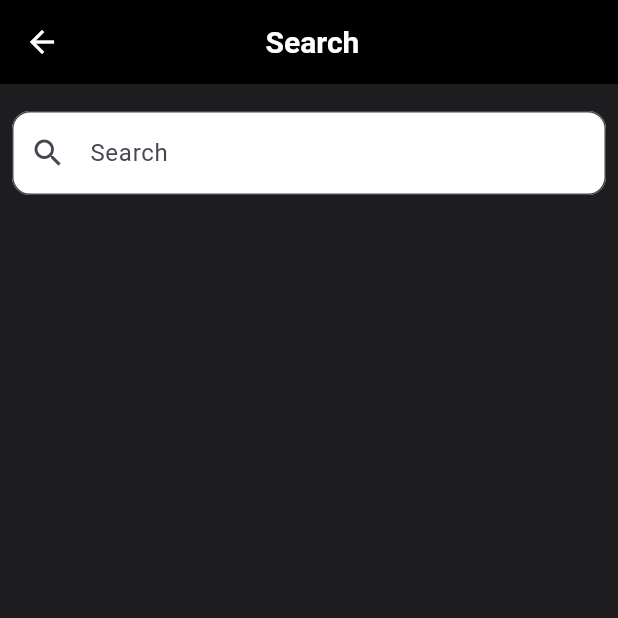
After one commit to Faisal-Erakottil/rent-a-car, a Flutter app: the SearchScreen screen opened directly, on a phone screen of 412 x 824 dp, the top half of it. The commit adds this screen. Run offline on Flutter 3.47's test engine with Material 3 defaults, Android fonts, the phone set to English and light mode, and no system bars; our stand-ins replace gap, hive, hive_flutter, image_picker; accounts and stored records are empty; Roboto replaces fonts that are missing (Ubuntu).

Commit message:
search and web image of car list

```diff
--- a/lib/db_functions/db_functions.dart
+++ b/lib/db_functions/db_functions.dart
@@ -1,4 +1,4 @@
-// ignore_for_file: non_constant_identifier_names, no_leading_underscores_for_local_identifiers
+// ignore_for_file: non_constant_identifier_names, no_leading_underscores_for_local_identifiers, avoid_types_as_parameter_names, unused_local_variable
 import 'package:flutter/material.dart';
 import 'package:hive/hive.dart';
 import 'package:main_project/data_model/data_model.dart';
@@ -80,6 +80,7 @@ Future<void> deleteCustomer(int id) async {
   await customerDB.delete(id);
   getCustomerDetails();
 }
+
 //=========================================update customer
 Future<void> UpdateCustomer(CustomerDetailsModel updatedCustomer) async {
   final CustomerDB = await Hive.openBox<CustomerDetailsModel>("customer_db");
@@ -88,3 +89,33 @@ Future<void> UpdateCustomer(CustomerDetailsModel updatedCustomer) async {
     getCustomerDetails();
   }
 }
+
+//==================================search vehicle
+List<vehicleDetailsModel> searchCars(String query) {
+  final vehicleDB = Hive.box<vehicleDetailsModel>("vehicle_db");
+  final List<vehicleDetailsModel> allvehicles = vehicleDB.values.toList();
+
+  if (query.isEmpty) {
+    return allvehicles;
+  }
+
+  final lowerCaseQuery = query.toLowerCase();
+  return allvehicles
+      .where((vehicle) =>
+          vehicle.vehiclename.toLowerCase().contains(lowerCaseQuery))
+      .toList();
+}
+
+//====================================search Customer
+List<CustomerDetailsModel> searchCustomers(String query) {
+  final CustomerDB = Hive.box<CustomerDetailsModel>("customer_db");
+  final List<CustomerDetailsModel> allCustomers = CustomerDB.values.toList();
+  if (query.isEmpty) {
+    return allCustomers;
+  }
+  final lowerCaseQuery = query.toLowerCase();
+  return allCustomers.where((Customer) =>
+          Customer.customerName.toLowerCase().contains(query.toLowerCase()) ||
+          Customer.mobilNumber.toLowerCase().contains(query.toLowerCase()))
+          .toList();
+}
--- a/lib/screens/add_vehicle.dart
+++ b/lib/screens/add_vehicle.dart
@@ -1,6 +1,7 @@
 // ignore_for_file: non_constant_identifier_names, unused_local_variable
 
 import 'dart:io';
+import 'package:flutter/foundation.dart';
 import 'package:flutter/material.dart';
 import 'package:gap/gap.dart';
 import 'package:image_picker/image_picker.dart';
@@ -88,7 +89,7 @@ class AddVehicleState extends State<AddVehicle> {
                   ),
                   child: Stack(
                     children: [
-                      if (imagepath != null)
+                      if (imagepath != null && !kIsWeb)
                         ClipRRect(
                           borderRadius: BorderRadius.circular(10),
                           child: Image.file(
@@ -98,6 +99,14 @@ class AddVehicleState extends State<AddVehicle> {
                             fit: BoxFit.cover,
                           ),
                         ),
+                      if(imagepath != null && kIsWeb)
+                      Image.network(
+                        imagepath!.path,
+                        width: double.infinity,
+                        height: double.infinity,
+                        fit: BoxFit.cover,
+                      ),
+
                       if (imagepath == null)
                         const Center(
                           child: CustomText(
@@ -240,7 +249,7 @@ class AddVehicleState extends State<AddVehicle> {
 
     // Validation
     if (
-      //imagepath == null ||
+      imagepath == null ||
         vehicleName.isEmpty ||
         vehicleReg.isEmpty ||
         selectedFuel == null ||
--- a/lib/screens/car_list.dart
+++ b/lib/screens/car_list.dart
@@ -57,7 +57,7 @@ class VehicleList extends StatelessWidget {
                         height: 250,
                         child: Column(
                           crossAxisAlignment: CrossAxisAlignment.start,
-                          //=================================Reg Number
+                          //========================================Reg Number
                           children: [
                             Padding(
                               padding: const EdgeInsets.all(5.0),
@@ -108,7 +108,7 @@ class VehicleList extends StatelessWidget {
                                           context: context,
                                           builder: (BuildContext context) {
                                             return AlertDialog(
-                                              backgroundColor: CustomColor.most,
+                                              backgroundColor: CustomColor.primary,
                                               title: const CustomText(
                                                 textContent: "Confirm",
                                                 fontWeight: FontWeight.bold,
@@ -158,7 +158,7 @@ class VehicleList extends StatelessWidget {
                                 ],
                               ),
                             ),
-                            //=========================================Car Image
+                            //========================================Car Image
                             Row(
                               mainAxisAlignment: MainAxisAlignment.center,
                               children: [
@@ -177,7 +177,7 @@ class VehicleList extends StatelessWidget {
                                 ),
                               ],
                             ),
-                            //===============================Car name
+                            //=========================================Car name
                             Row(
                               mainAxisAlignment: MainAxisAlignment.start,
                               children: [
@@ -195,7 +195,7 @@ class VehicleList extends StatelessWidget {
                                     ),
                                   ),
                                 ),
-                                //===============================Rent now button
+                                //==============================Rent now button
                                 Padding(
                                   padding:
                                       const EdgeInsets.only(left: 45.0, top: 5),
--- a/lib/screens/customerList.dart
+++ b/lib/screens/customerList.dart
@@ -1,14 +1,12 @@
-// ignore_for_file: prefer_const_constructors
+// ignore_for_file: prefer_const_constructors, use_key_in_widget_constructors, file_names
 
 import 'dart:io';
 
 import 'package:flutter/material.dart';
 import 'package:gap/gap.dart';
-import 'package:hive/hive.dart';
 import 'package:hive_flutter/adapters.dart';
 import 'package:main_project/data_model/box.dart';
 import 'package:main_project/data_model/data_model.dart';
-//import 'package:main_project/db_functions/db_functions.dart';
 import 'package:main_project/screens/customer_details.dart';
 import 'package:main_project/widgets/custom_button.dart';
 import 'package:main_project/widgets/custom_text.dart';
@@ -147,7 +145,7 @@ class CustomerList extends StatelessWidget {
                                         context: context,
                                         builder: (BuildContext context) {
                                           return AlertDialog(
-                                            backgroundColor: CustomColor.most,
+                                            backgroundColor: CustomColor.primary,
                                             title: const CustomText(
                                               textContent: "Confirm",
                                               fontWeight: FontWeight.bold,
--- a/lib/screens/customer_details.dart
+++ b/lib/screens/customer_details.dart
@@ -63,8 +63,6 @@ class _CustomerDetailsState extends State<CustomerDetails> {
       ),
       body: SafeArea(
         child: SingleChildScrollView(
-          child: Form(
-            key: _formKey,
           child: Column(
             children: [
               ImageSelectionWidget(
@@ -182,7 +180,6 @@ class _CustomerDetailsState extends State<CustomerDetails> {
           ),
         ),
       ),
-      ),
     );
   }
 
@@ -201,8 +198,10 @@ class _CustomerDetailsState extends State<CustomerDetails> {
         email.isEmpty ||
         days.isEmpty ||
         meaterReading.isEmpty ||
-        advance.isEmpty ||
-        _imgPath.isEmpty) {
+        advance.isEmpty
+        // || _imgPath.isEmpty,
+        )
+        {
       return;
     }
 
--- a/lib/screens/home_screen.dart
+++ b/lib/screens/home_screen.dart
@@ -1,4 +1,4 @@
-// ignore_for_file: non_constant_identifier_names, unused_field
+// ignore_for_file: non_constant_identifier_names, unused_field, prefer_const_constructors
 
 import 'package:flutter/material.dart';
 import 'package:main_project/data_model/box.dart';
@@ -7,6 +7,7 @@ import 'package:main_project/db_functions/db_functions.dart';
 import 'package:main_project/screens/add_vehicle.dart';
 import 'package:main_project/screens/car_list.dart';
 import 'package:main_project/screens/drawer_widget.dart';
+import 'package:main_project/screens/search_screen.dart';
 import 'package:main_project/widgets/custom_button.dart';
 import 'package:main_project/widgets/custom_text.dart';
 import 'package:main_project/widgets/customcolors.dart';
@@ -59,6 +60,18 @@ class _HomeScreenState extends State<HomeScreen> {
               textContent: "Home", textColor: CustomColor.white, fontSize: 20),
         ),
         iconTheme: const IconThemeData(color: Colors.white),
+        actions: [
+          IconButton(
+              onPressed: () {
+                Navigator.push(
+                  context,
+                  MaterialPageRoute(
+                    builder: (context) => SearchScreen(),
+                  ),
+                );
+              },
+              icon: Icon(Icons.search))
+        ],
       ),
       drawer: CustomDrawer(userDetails: _userDetails),
       body: const VehicleList(),
--- /dev/null
+++ b/lib/screens/search_screen.dart
@@ -0,0 +1,160 @@
+// ignore_for_file: prefer_const_constructors, prefer_const_literals_to_create_immutables
+
+import 'dart:io';
+
+import 'package:flutter/material.dart';
+import 'package:gap/gap.dart';
+import 'package:main_project/data_model/data_model.dart';
+import 'package:main_project/db_functions/db_functions.dart';
+import 'package:main_project/widgets/custom_text.dart';
+import 'package:main_project/widgets/customcolors.dart';
+
+class SearchScreen extends StatefulWidget {
+  const SearchScreen({Key? key}) : super(key: key);
+
+  @override
+  State<SearchScreen> createState() => _SearchScreenState();
+}
+
+class _SearchScreenState extends State<SearchScreen> {
+  final searchController = TextEditingController();
+  int indexNum = 0;
+  List<vehicleDetailsModel> searchCarResults = [];
+  List<CustomerDetailsModel> searchCustomerResults = [];
+
+  @override
+  void initState() {
+    super.initState();
+    performSearch('');
+  }
+
+  void performSearch(String query) {
+    setState(() {
+      searchCarResults = searchCars(query);
+      searchCustomerResults = searchCustomers(query);
+    });
+  }
+
+  @override
+  Widget build(BuildContext context) {
+    return Scaffold(
+      backgroundColor: CustomColor.primary,
+      appBar: AppBar(
+        backgroundColor: CustomColor.black,
+        title: Padding(
+          padding: const EdgeInsets.all(105.0),
+          child: const CustomText(
+            textContent: "Search",
+            fontSize: 20,
+          ),
+        ),
+        iconTheme: IconThemeData(color: CustomColor.white),
+      ),
+      body: Column(
+        children: [
+          const Gap(10),
+          Padding(
+            padding: EdgeInsets.all(8.0),
+            child: TextField(
+              controller: searchController,
+              onChanged: (query) => performSearch(query),
+              decoration: InputDecoration(
+                labelText: 'Search',
+                counterStyle: TextStyle(
+                    decorationColor: const Color.fromARGB(255, 70, 220, 250)),
+                prefixIcon: const Icon(Icons.search),
+                border: OutlineInputBorder(
+                  borderRadius: BorderRadius.circular(12),
+                ),
+                filled: true,
+                fillColor: CustomColor.white,
+              ),
+            ),
+          ),
+          Expanded(
+            child: ListView(
+              children: [
+                for (var vehicle in searchCarResults)
+                  Padding(
+                    padding: EdgeInsets.all(8.0),
+                  //===========================Available vehicles
+                    child: ListTile(
+                      selectedTileColor: CustomColor.primary,
+                      leading: CircleAvatar(
+                        backgroundImage: FileImage(File(vehicle.carimage)),
+                        radius: 30,
+                      ),
+                      title: CustomText(
+                        textContent: vehicle.vehiclename,
+                        textColor: CustomColor.white,
+                      ),
+                      subtitle: CustomText(
+                        textContent: '₹ ${vehicle.rent}/DAY',
+                        textColor: CustomColor.white,
+                      ),
+                      trailing: SizedBox(
+                        width: 28,
+                        height: 65,
+                        child: Column(
+                          mainAxisAlignment: MainAxisAlignment.center,
+                          children: [
+                            IconButton(
+                              onPressed: () {},
+                              icon: const Icon(
+                                Icons.arrow_forward_ios,
+                                color: CustomColor.white,
+                                size: 15,
+                              ),
+                            ),
+                          ],
+                        ),
+                      ),
+                      onTap: () {},
+                    ),
+                  ),
+                for (var customer in searchCustomerResults)
+                  Padding(
+                    padding: const EdgeInsets.all(8.0),
+                  //================================available customers
+                    child: ListTile(
+                      leading: CircleAvatar(
+                        backgroundImage:
+                            FileImage(File(customer.CustomerImage)),
+                        radius: 30,
+                      ),
+
+                      title: CustomText(
+                        textContent: customer.customerName,
+                        textColor: CustomColor.white,
+                      ),
+                      subtitle: CustomText(
+                        textContent: customer.mobilNumber,
+                        textColor: CustomColor.white,
+                      ),
+                      trailing: SizedBox(
+                        width: 28,
+                        height: 65,
+                        child: Column(
+                            mainAxisAlignment: MainAxisAlignment.center,
+                            children: [
+                              IconButton(
+                                onPressed: () {},
+                                icon: const Icon(
+                                  Icons.arrow_forward_ios,
+                                  color: CustomColor.white,
+                                  size: 15,
+                                ),
+                              ),
+                            ]),
+                      ),
+                      onTap: () {},
+                    ),
+                  ),
+              ],
+            ),
+          ),
+        ],
+      ),
+    );
+  }
+}
--- a/lib/widgets/customcolors.dart
+++ b/lib/widgets/customcolors.dart
@@ -7,5 +7,4 @@ class CustomColor {
   static const Color blue = Colors.blue;
   static const Color green = Color.fromARGB(255, 70, 250, 76);
   static const Color red =  Color(0xFFFF0000);
-  static const Color most =Color.fromARGB(255, 35, 35, 35);
 }
--- a/pubspec.yaml
+++ b/pubspec.yaml
@@ -43,6 +43,7 @@ dependencies:
   gap: ^3.0.1
   intl: ^0.19.0
   flutter_phone_direct_caller: ^2.1.1
+  universal_html: ^2.2.4
 
 dev_dependencies:
   flutter_test:
```
Also changed, not shown: pubspec.lock. Lines whose indentation alone changed are shown as unchanged.
